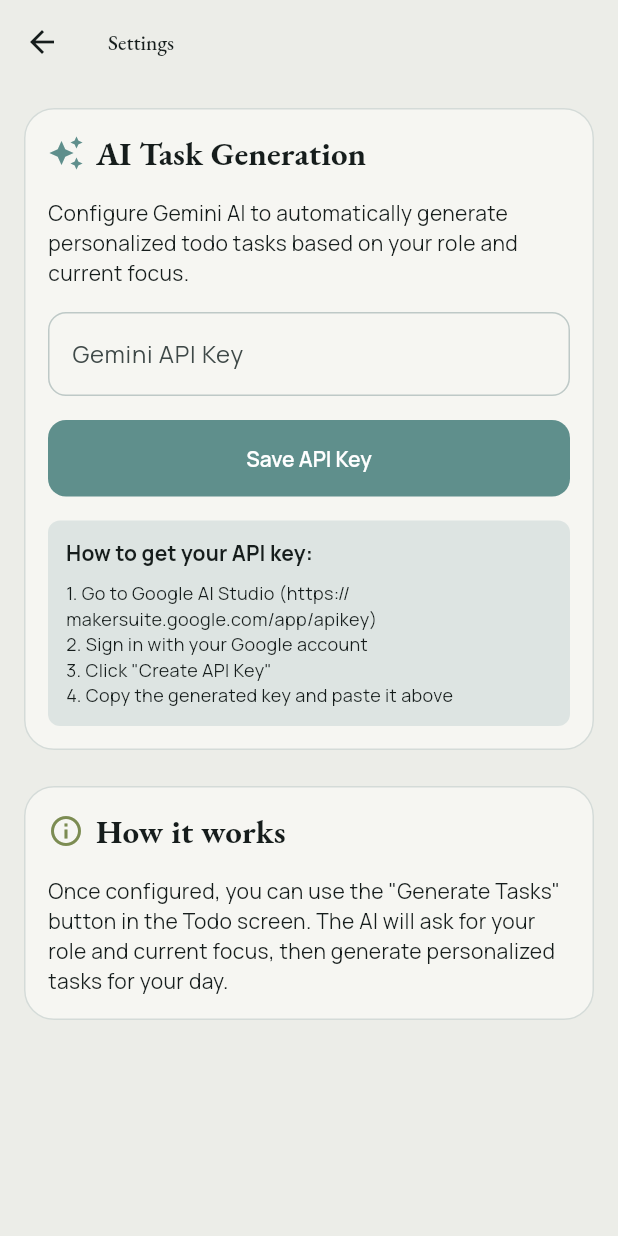
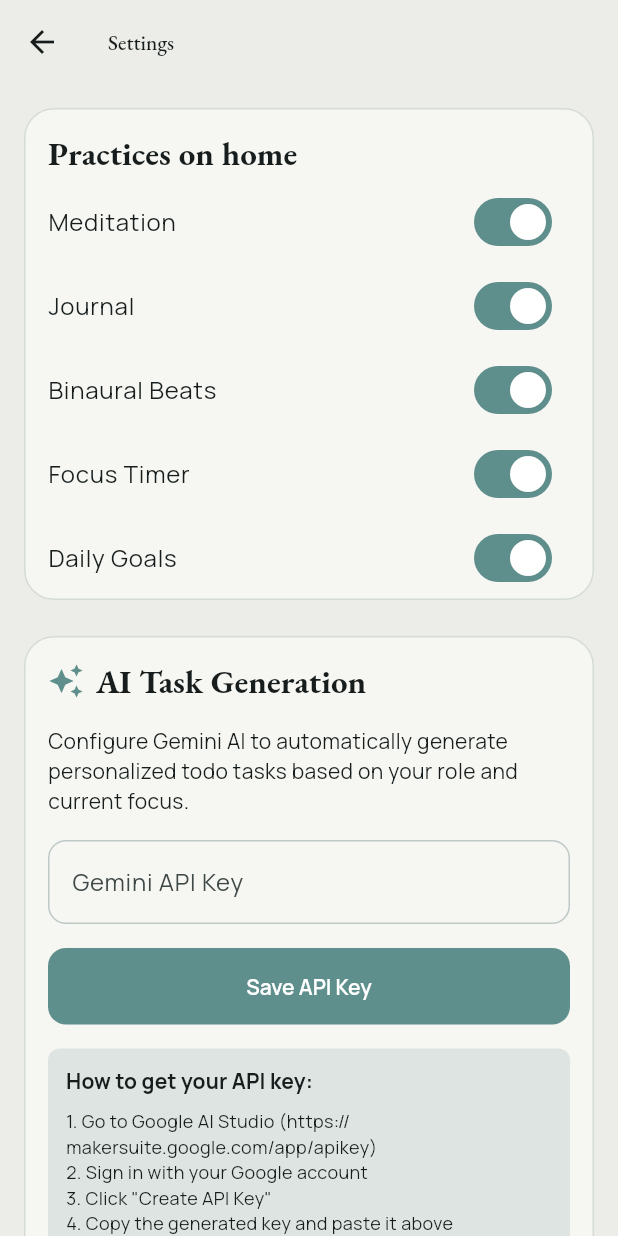
Before and after one commit to EgecanOzcakar/gaman, a Flutter app: the SettingsScreen screen opened directly, on a phone screen of 412 x 824 dp. Run offline on Flutter 3.47's test engine with Material 3 defaults, Android fonts, the phone set to English and light mode, and no system bars; our stand-ins replace cached_network_image, flutter_local_notifications, google_fonts, google_generative_ai, just_audio, permission_handler and 3 more; missing offline and left inert: workmanager; accounts and stored records are empty; network calls fail.

Commit message:
Let practices be hidden from the home screen
New FeaturePrefs provider tracks which of the five practices
(meditation, journal, binaural, focus, todo) show on the home grid.
Everything is on by default; a "Practices on home" section in Settings
toggles each one. Disabling only hides the card - the feature's saved
data is left untouched.

Co-Authored-By: Claude Sonnet 5 <noreply@anthropic.com>

```diff
--- a/gaman/lib/main.dart
+++ b/gaman/lib/main.dart
@@ -13,6 +13,7 @@ import 'providers/quote_provider.dart';
 import 'providers/notification_provider.dart';
 import 'providers/theme_provider.dart';
 import 'providers/audio_provider.dart';
+import 'providers/feature_prefs.dart';
 
 void main() async {
   WidgetsFlutterBinding.ensureInitialized();
@@ -64,6 +65,7 @@ class MyApp extends StatelessWidget {
         ChangeNotifierProvider(create: (_) => NotificationProvider()),
         ChangeNotifierProvider(create: (_) => ThemeProvider()),
         ChangeNotifierProvider(create: (_) => AudioProvider()),
+        ChangeNotifierProvider(create: (_) => FeaturePrefs()),
       ],
       child: Consumer<ThemeProvider>(
         builder: (context, themeProvider, child) {
--- a/gaman/lib/screens/home_screen.dart
+++ b/gaman/lib/screens/home_screen.dart
@@ -6,6 +6,7 @@ import 'package:shared_preferences/shared_preferences.dart';
 import 'package:intl/intl.dart';
 import '../providers/quote_provider.dart';
 import '../providers/theme_provider.dart';
+import '../providers/feature_prefs.dart';
 import '../theme/app_theme.dart';
 import '../theme/motion.dart';
 import '../widgets/persistent_audio_control.dart';
@@ -260,22 +261,23 @@ class _HomeScreenState extends State<HomeScreen> {
                         childAspectRatio: 0.8,
                         children: [
                           for (final (i, f) in <_Feature>[
-                            _Feature('Meditation', Icons.self_improvement,
+                            _Feature('meditation', 'Meditation', Icons.self_improvement,
                                 Theme.of(context).colorScheme.primary,
                                 () => const MeditationScreen()),
-                            _Feature('Journal', Icons.edit_note,
+                            _Feature('journal', 'Journal', Icons.edit_note,
                                 Theme.of(context).colorScheme.secondary,
                                 () => const JournalScreen()),
-                            _Feature('Binaural Beats', Icons.graphic_eq,
+                            _Feature('binaural', 'Binaural Beats', Icons.graphic_eq,
                                 Theme.of(context).colorScheme.tertiary,
                                 () => const BinauralBeatsScreen()),
-                            _Feature('Focus Timer', Icons.timelapse,
+                            _Feature('focus', 'Focus Timer', Icons.timelapse,
                                 Theme.of(context).colorScheme.error,
                                 () => const FocusScreen()),
-                            _Feature('Daily Goals', Icons.flag_outlined,
+                            _Feature('todo', 'Daily Goals', Icons.flag_outlined,
                                 Theme.of(context).colorScheme.primary,
                                 () => const TodoScreen()),
                           ].indexed)
+                            if (context.watch<FeaturePrefs>().isEnabled(f.id))
                             FadeSlideIn(
                               delay: Duration(milliseconds: 140 + i * 70),
                               child: _FeatureCard(
@@ -308,7 +310,8 @@ class _HomeScreenState extends State<HomeScreen> {
 }
 
 class _Feature {
-  const _Feature(this.title, this.icon, this.color, this.screen);
+  const _Feature(this.id, this.title, this.icon, this.color, this.screen);
+  final String id;
   final String title;
   final IconData icon;
   final Color color;
--- a/gaman/lib/screens/settings_screen.dart
+++ b/gaman/lib/screens/settings_screen.dart
@@ -1,4 +1,6 @@
 import 'package:flutter/material.dart';
+import 'package:provider/provider.dart';
+import '../providers/feature_prefs.dart';
 import '../services/gemini_service.dart';
 
 class SettingsScreen extends StatefulWidget {
@@ -80,11 +82,11 @@ class _SettingsScreenState extends State<SettingsScreen> {
       appBar: AppBar(
         title: const Text('Settings'),
       ),
-      body: Padding(
+      body: ListView(
         padding: const EdgeInsets.all(16.0),
-        child: Column(
-          crossAxisAlignment: CrossAxisAlignment.start,
-          children: [
+        children: [
+            _PracticesCard(),
+            const SizedBox(height: 24),
             Card(
               child: Padding(
                 padding: const EdgeInsets.all(16.0),
@@ -202,6 +204,44 @@ class _SettingsScreenState extends State<SettingsScreen> {
             ),
           ],
         ),
+    );
+  }
+}
+
+class _PracticesCard extends StatelessWidget {
+  static const _labels = {
+    'meditation': 'Meditation',
+    'journal': 'Journal',
+    'binaural': 'Binaural Beats',
+    'focus': 'Focus Timer',
+    'todo': 'Daily Goals',
+  };
+
+  @override
+  Widget build(BuildContext context) {
+    return Card(
+      child: Consumer<FeaturePrefs>(
+        builder: (context, prefs, _) => Column(
+          crossAxisAlignment: CrossAxisAlignment.start,
+          children: [
+            Padding(
+              padding: const EdgeInsets.fromLTRB(16, 16, 16, 4),
+              child: Text(
+                'Practices on home',
+                style: Theme.of(context)
+                    .textTheme
+                    .titleLarge
+                    ?.copyWith(fontWeight: FontWeight.bold),
+              ),
+            ),
+            for (final id in FeaturePrefs.ids)
+              SwitchListTile(
+                title: Text(_labels[id]!),
+                value: prefs.isEnabled(id),
+                onChanged: (v) => prefs.setEnabled(id, v),
+              ),
+          ],
+        ),
       ),
     );
   }
```
Also changed, not shown: gaman/lib/providers/feature_prefs.dart (added, +35 -0 lines).
